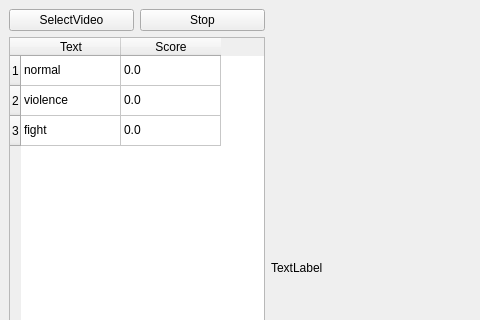
This is qtproj/CLIPQT_VideoAnalyst/mainwindow.ui in ZHEQIUSHUI/CLIP-ONNX-AX650-CPP as Qt 5 draws it before an edit; both pictures show x 0 to 480 and y 0 to 320 of the 821 by 536 pixel window. The edited form follows.
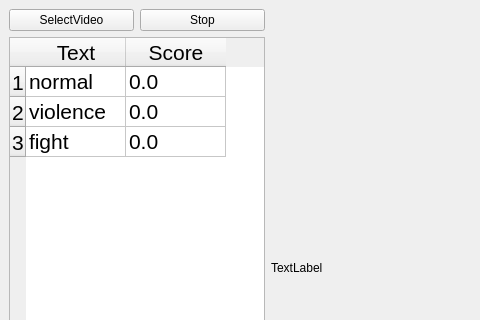
This is the edited form. Custom widgets are drawn as their Qt base class.

Commit message: optimize gui and pipeline

Diff of the .ui file:
```diff
--- a/qtproj/CLIPQT_VideoAnalyst/mainwindow.ui
+++ b/qtproj/CLIPQT_VideoAnalyst/mainwindow.ui
@@ -54,6 +54,11 @@
             <height>0</height>
            </size>
           </property>
+          <property name="font">
+           <font>
+            <pointsize>16</pointsize>
+           </font>
+          </property>
           <property name="selectionBehavior">
            <enum>QAbstractItemView::SelectRows</enum>
           </property>
```
The commit also changes 2 other files.
